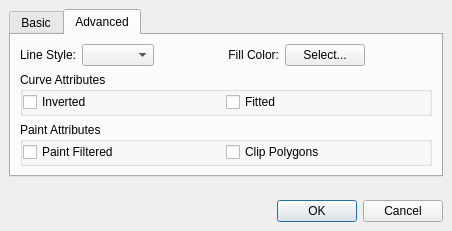
hpsilva/profitpy, file profit/widgets/ui_plotitemdialog.ui: the form before one commit.
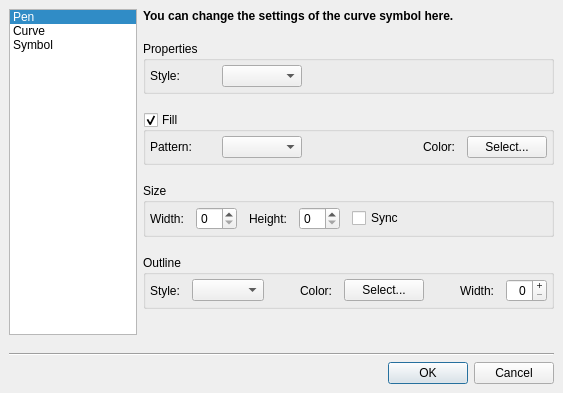
The form after the commit. The open tabs and pages were chosen to show the change. Icons and pictures are not drawn.

Commit message: Functional plot item dialog.

Diff of the .ui file:
```diff
--- a/profit/widgets/ui_plotitemdialog.ui
+++ b/profit/widgets/ui_plotitemdialog.ui
@@ -5,8 +5,8 @@
    <rect>
     <x>0</x>
     <y>0</y>
-    <width>452</width>
-    <height>231</height>
+    <width>563</width>
+    <height>393</height>
    </rect>
   </property>
   <property name="windowTitle" >
@@ -20,44 +20,146 @@
     <number>6</number>
    </property>
    <item>
-    <widget class="QTabWidget" name="tabs" >
+    <layout class="QHBoxLayout" >
+     <property name="margin" >
+      <number>0</number>
+     </property>
+     <property name="spacing" >
+      <number>6</number>
+     </property>
+     <item>
+      <widget class="QListWidget" name="sectionList" >
+       <property name="sizePolicy" >
+        <sizepolicy>
+         <hsizetype>1</hsizetype>
+         <vsizetype>7</vsizetype>
+         <horstretch>0</horstretch>
+         <verstretch>0</verstretch>
+        </sizepolicy>
+       </property>
+       <property name="minimumSize" >
+        <size>
+         <width>128</width>
+         <height>0</height>
+        </size>
+       </property>
+       <property name="maximumSize" >
+        <size>
+         <width>128</width>
+         <height>16777215</height>
+        </size>
+       </property>
+       <property name="focusPolicy" >
+        <enum>Qt::NoFocus</enum>
+       </property>
+       <property name="verticalScrollBarPolicy" >
+        <enum>Qt::ScrollBarAlwaysOff</enum>
+       </property>
+       <property name="horizontalScrollBarPolicy" >
+        <enum>Qt::ScrollBarAlwaysOff</enum>
+       </property>
+       <property name="iconSize" >
+        <size>
+         <width>32</width>
+         <height>32</height>
+        </size>
+       </property>
+       <property name="currentRow" >
+        <number>0</number>
+       </property>
+       <item>
+        <property name="text" >
+         <string>Pen</string>
+        </property>
+        <property name="icon" >
+         <iconset resource="profit.qrc" >:/images/icons/krita.png</iconset>
+        </property>
+       </item>
+       <item>
+        <property name="text" >
+         <string>Curve</string>
+        </property>
+        <property name="icon" >
+         <iconset resource="profit.qrc" >:/images/icons/log.png</iconset>
+        </property>
+       </item>
+       <item>
+        <property name="text" >
+         <string>Symbol</string>
+        </property>
+        <property name="icon" >
+         <iconset resource="profit.qrc" >:/images/icons/kcmdrkonqi.png</iconset>
+        </property>
+       </item>
+      </widget>
+     </item>
+     <item>
+      <widget class="QStackedWidget" name="sectionStack" >
      <property name="currentIndex" >
       <number>0</number>
      </property>
-     <widget class="QWidget" name="basicTab" >
-      <attribute name="title" >
-       <string>Basic</string>
-      </attribute>
-      <attribute name="icon" >
-       <iconset resource="profit.qrc" >:/images/icons/colorize.png</iconset>
-      </attribute>
+       <widget class="QWidget" name="penPage" >
       <layout class="QVBoxLayout" >
        <property name="margin" >
-        <number>9</number>
-       </property>
-       <property name="spacing" >
-        <number>6</number>
-       </property>
-       <item>
-        <layout class="QHBoxLayout" >
-         <property name="margin" >
           <number>0</number>
          </property>
          <property name="spacing" >
-          <number>6</number>
+          <number>18</number>
          </property>
          <item>
           <widget class="QLabel" name="label" >
            <property name="text" >
-            <string>Pen Style:</string>
+            <string>&lt;html>&lt;head>&lt;meta name="qrichtext" content="1" />&lt;style type="text/css">
+p, li { white-space: pre-wrap; }
+&lt;/style>&lt;/head>&lt;body style=" font-family:'Sans Serif'; font-size:9pt; font-weight:400; font-style:normal; text-decoration:none;">
+&lt;p style=" margin-top:0px; margin-bottom:0px; margin-left:0px; margin-right:0px; -qt-block-indent:0; text-indent:0px;">&lt;span style=" font-weight:600;">You can change the pen settings of the plot item here.&lt;/span>&lt;/p>&lt;/body>&lt;/html></string>
            </property>
-           <property name="alignment" >
-            <set>Qt::AlignRight|Qt::AlignTrailing|Qt::AlignVCenter</set>
+           <property name="wordWrap" >
+            <bool>true</bool>
            </property>
           </widget>
          </item>
          <item>
-          <widget class="QComboBox" name="penStyle" />
+          <widget class="QGroupBox" name="penPropertyGroup" >
+           <property name="title" >
+            <string>Properties</string>
+           </property>
+           <property name="flat" >
+            <bool>true</bool>
+           </property>
+           <layout class="QHBoxLayout" >
+            <property name="margin" >
+             <number>4</number>
+            </property>
+            <property name="spacing" >
+             <number>12</number>
+            </property>
+            <item>
+             <widget class="QLabel" name="label" >
+              <property name="sizePolicy" >
+               <sizepolicy>
+                <hsizetype>7</hsizetype>
+                <vsizetype>5</vsizetype>
+                <horstretch>0</horstretch>
+                <verstretch>0</verstretch>
+               </sizepolicy>
+              </property>
+              <property name="text" >
+               <string>Style:</string>
+              </property>
+             </widget>
+            </item>
+            <item>
+             <widget class="QComboBox" name="penStyle" >
+              <property name="sizePolicy" >
+               <sizepolicy>
+                <hsizetype>1</hsizetype>
+                <vsizetype>0</vsizetype>
+                <horstretch>0</horstretch>
+                <verstretch>0</verstretch>
+               </sizepolicy>
+              </property>
+             </widget>
          </item>
          <item>
           <spacer>
@@ -66,7 +168,7 @@
            </property>
            <property name="sizeHint" >
             <size>
-             <width>31</width>
+                <width>40</width>
              <height>20</height>
             </size>
            </property>
@@ -74,8 +176,16 @@
          </item>
          <item>
           <widget class="QLabel" name="label" >
+              <property name="sizePolicy" >
+               <sizepolicy>
+                <hsizetype>7</hsizetype>
+                <vsizetype>5</vsizetype>
+                <horstretch>0</horstretch>
+                <verstretch>0</verstretch>
+               </sizepolicy>
+              </property>
            <property name="text" >
-            <string>Pen Color:</string>
+               <string>Color:</string>
            </property>
            <property name="alignment" >
             <set>Qt::AlignRight|Qt::AlignTrailing|Qt::AlignVCenter</set>
@@ -96,7 +206,7 @@
            </property>
            <property name="sizeHint" >
             <size>
-             <width>21</width>
+                <width>40</width>
              <height>20</height>
             </size>
            </property>
@@ -104,8 +214,16 @@
          </item>
          <item>
           <widget class="QLabel" name="label" >
+              <property name="sizePolicy" >
+               <sizepolicy>
+                <hsizetype>7</hsizetype>
+                <vsizetype>5</vsizetype>
+                <horstretch>0</horstretch>
+                <verstretch>0</verstretch>
+               </sizepolicy>
+              </property>
            <property name="text" >
-            <string>Pen Width:</string>
+               <string>Width:</string>
            </property>
            <property name="alignment" >
             <set>Qt::AlignRight|Qt::AlignTrailing|Qt::AlignVCenter</set>
@@ -126,30 +244,25 @@
           </widget>
          </item>
         </layout>
+          </widget>
        </item>
        <item>
-        <spacer>
-         <property name="orientation" >
-          <enum>Qt::Vertical</enum>
-         </property>
-         <property name="sizeHint" >
-          <size>
-           <width>20</width>
-           <height>40</height>
-          </size>
-         </property>
-        </spacer>
-       </item>
-       <item>
-        <layout class="QVBoxLayout" >
+          <widget class="QGroupBox" name="penSampleGroup" >
+           <property name="title" >
+            <string>Sample</string>
+           </property>
+           <property name="flat" >
+            <bool>true</bool>
+           </property>
+           <layout class="QHBoxLayout" >
          <property name="margin" >
-          <number>0</number>
+             <number>4</number>
          </property>
          <property name="spacing" >
-          <number>6</number>
+             <number>12</number>
          </property>
          <item>
-          <widget class="QLabel" name="label" >
+             <widget class="QLabel" name="penSample" >
            <property name="sizePolicy" >
             <sizepolicy>
              <hsizetype>5</hsizetype>
@@ -158,13 +271,6 @@
              <verstretch>0</verstretch>
             </sizepolicy>
            </property>
-           <property name="text" >
-            <string>Sample:</string>
-           </property>
-          </widget>
-         </item>
-         <item>
-          <widget class="QLabel" name="penSample" >
            <property name="frameShape" >
             <enum>QFrame::StyledPanel</enum>
            </property>
@@ -177,44 +283,82 @@
           </widget>
          </item>
         </layout>
+          </widget>
+         </item>
+         <item>
+          <spacer>
+           <property name="orientation" >
+            <enum>Qt::Vertical</enum>
+           </property>
+           <property name="sizeHint" >
+            <size>
+             <width>20</width>
+             <height>40</height>
+            </size>
+           </property>
+          </spacer>
        </item>
       </layout>
      </widget>
-     <widget class="QWidget" name="advanced" >
-      <attribute name="title" >
-       <string>Advanced</string>
-      </attribute>
-      <attribute name="icon" >
-       <iconset resource="profit.qrc" >:/images/icons/kchart.png</iconset>
-      </attribute>
+       <widget class="QWidget" name="curvePage" >
       <layout class="QVBoxLayout" >
        <property name="margin" >
-        <number>9</number>
-       </property>
-       <property name="spacing" >
-        <number>6</number>
-       </property>
-       <item>
-        <layout class="QHBoxLayout" >
-         <property name="margin" >
           <number>0</number>
          </property>
          <property name="spacing" >
-          <number>6</number>
+          <number>18</number>
          </property>
          <item>
           <widget class="QLabel" name="label" >
            <property name="text" >
-            <string>Line Style:</string>
+            <string>&lt;html>&lt;head>&lt;meta name="qrichtext" content="1" />&lt;style type="text/css">
+p, li { white-space: pre-wrap; }
+&lt;/style>&lt;/head>&lt;body style=" font-family:'Sans Serif'; font-size:9pt; font-weight:400; font-style:normal; text-decoration:none;">
+&lt;p style=" margin-top:0px; margin-bottom:0px; margin-left:0px; margin-right:0px; -qt-block-indent:0; text-indent:0px;">&lt;span style=" font-weight:600;">You can change the settings of the plot curve here.&lt;/span>&lt;/p>&lt;/body>&lt;/html></string>
            </property>
-           <property name="alignment" >
-            <set>Qt::AlignRight|Qt::AlignTrailing|Qt::AlignVCenter</set>
+           <property name="wordWrap" >
+            <bool>true</bool>
            </property>
           </widget>
          </item>
          <item>
-          <widget class="QComboBox" name="lineStyle" />
-         </item>
+          <widget class="QGroupBox" name="curvePropertyGroup" >
+           <property name="title" >
+            <string>Properties</string>
+           </property>
+           <property name="flat" >
+            <bool>true</bool>
+           </property>
+           <layout class="QHBoxLayout" >
+            <property name="margin" >
+             <number>4</number>
+            </property>
+            <property name="spacing" >
+             <number>12</number>
+            </property>
+            <item>
+             <widget class="QLabel" name="label" >
+              <property name="minimumSize" >
+               <size>
+                <width>60</width>
+                <height>0</height>
+               </size>
+              </property>
+              <property name="text" >
+               <string>Style:</string>
+              </property>
+             </widget>
+            </item>
+            <item>
+             <widget class="QComboBox" name="lineStyle" >
+              <property name="minimumSize" >
+               <size>
+                <width>80</width>
+                <height>0</height>
+               </size>
+              </property>
+             </widget>
+            </item>
          <item>
           <spacer>
            <property name="orientation" >
@@ -222,16 +366,73 @@
            </property>
            <property name="sizeHint" >
             <size>
-             <width>31</width>
+                <width>40</width>
              <height>20</height>
             </size>
            </property>
           </spacer>
          </item>
+           </layout>
+          </widget>
+         </item>
          <item>
+          <widget class="QGroupBox" name="areaFill" >
+           <property name="title" >
+            <string>Fill</string>
+           </property>
+           <property name="flat" >
+            <bool>true</bool>
+           </property>
+           <property name="checkable" >
+            <bool>true</bool>
+           </property>
+           <layout class="QHBoxLayout" >
+            <property name="margin" >
+             <number>4</number>
+            </property>
+            <property name="spacing" >
+             <number>12</number>
+            </property>
+            <item>
+             <widget class="QLabel" name="areaFillStyleLabel" >
+              <property name="minimumSize" >
+               <size>
+                <width>60</width>
+                <height>0</height>
+               </size>
+              </property>
+              <property name="text" >
+               <string>Pattern:</string>
+              </property>
+             </widget>
+            </item>
+            <item>
+             <widget class="QComboBox" name="areaFillStyle" >
+              <property name="minimumSize" >
+               <size>
+                <width>80</width>
+                <height>0</height>
+               </size>
+              </property>
+             </widget>
+            </item>
+            <item>
+             <spacer>
+              <property name="orientation" >
+               <enum>Qt::Horizontal</enum>
+              </property>
+              <property name="sizeHint" >
+               <size>
+                <width>51</width>
+                <height>20</height>
+               </size>
+              </property>
+             </spacer>
+            </item>
+            <item>
           <widget class="QLabel" name="label" >
            <property name="text" >
-            <string>Fill Color:</string>
+               <string>Color:</string>
            </property>
            <property name="alignment" >
             <set>Qt::AlignRight|Qt::AlignTrailing|Qt::AlignVCenter</set>
@@ -239,29 +440,17 @@
           </widget>
          </item>
          <item>
-          <widget class="QPushButton" name="fillColor" >
+             <widget class="QPushButton" name="areaFillColor" >
            <property name="text" >
             <string>Select...</string>
            </property>
           </widget>
          </item>
-         <item>
-          <spacer>
-           <property name="orientation" >
-            <enum>Qt::Horizontal</enum>
-           </property>
-           <property name="sizeHint" >
-            <size>
-             <width>31</width>
-             <height>20</height>
-            </size>
-           </property>
-          </spacer>
-         </item>
-        </layout>
+           </layout>
+          </widget>
        </item>
        <item>
-        <widget class="QGroupBox" name="groupBox" >
+          <widget class="QGroupBox" name="curveAttributesGroup" >
          <property name="sizePolicy" >
           <sizepolicy>
            <hsizetype>7</hsizetype>
@@ -278,10 +467,10 @@
          </property>
          <layout class="QHBoxLayout" >
           <property name="margin" >
-           <number>0</number>
+             <number>4</number>
           </property>
           <property name="spacing" >
-           <number>0</number>
+             <number>12</number>
           </property>
           <item>
            <widget class="QCheckBox" name="curveAttributeInverted" >
@@ -297,11 +486,24 @@
             </property>
            </widget>
           </item>
+            <item>
+             <spacer>
+              <property name="orientation" >
+               <enum>Qt::Horizontal</enum>
+              </property>
+              <property name="sizeHint" >
+               <size>
+                <width>40</width>
+                <height>20</height>
+               </size>
+              </property>
+             </spacer>
+            </item>
          </layout>
         </widget>
        </item>
        <item>
-        <widget class="QGroupBox" name="groupBox" >
+          <widget class="QGroupBox" name="curvePaintAttributesGroup" >
          <property name="title" >
           <string>Paint Attributes</string>
          </property>
@@ -310,13 +512,13 @@
          </property>
          <layout class="QHBoxLayout" >
           <property name="margin" >
-           <number>0</number>
+             <number>4</number>
           </property>
           <property name="spacing" >
-           <number>0</number>
+             <number>12</number>
           </property>
           <item>
-           <widget class="QCheckBox" name="paintAttributeInverted" >
+             <widget class="QCheckBox" name="paintAttributeFiltered" >
             <property name="text" >
              <string>Paint Filtered</string>
             </property>
@@ -329,11 +531,20 @@
             </property>
            </widget>
           </item>
-         </layout>
-        </widget>
-       </item>
-      </layout>
-     </widget>
+            <item>
+             <spacer>
+              <property name="orientation" >
+               <enum>Qt::Horizontal</enum>
+              </property>
+              <property name="sizeHint" >
+               <size>
+                <width>40</width>
+                <height>20</height>
+               </size>
+              </property>
+             </spacer>
+            </item>
+           </layout>
     </widget>
    </item>
    <item>
@@ -348,6 +559,406 @@
       </size>
      </property>
     </spacer>
+         </item>
+        </layout>
+       </widget>
+       <widget class="QWidget" name="symbolPage" >
+        <layout class="QVBoxLayout" >
+         <property name="margin" >
+          <number>0</number>
+         </property>
+         <property name="spacing" >
+          <number>18</number>
+         </property>
+         <item>
+          <widget class="QLabel" name="label" >
+           <property name="text" >
+            <string>&lt;html>&lt;head>&lt;meta name="qrichtext" content="1" />&lt;style type="text/css">
+p, li { white-space: pre-wrap; }
+&lt;/style>&lt;/head>&lt;body style=" font-family:'Sans Serif'; font-size:9pt; font-weight:400; font-style:normal; text-decoration:none;">
+&lt;p style=" margin-top:0px; margin-bottom:0px; margin-left:0px; margin-right:0px; -qt-block-indent:0; text-indent:0px;">&lt;span style=" font-weight:600;">You can change the settings of the curve symbol here.&lt;/span>&lt;/p>&lt;/body>&lt;/html></string>
+           </property>
+           <property name="wordWrap" >
+            <bool>true</bool>
+           </property>
+          </widget>
+         </item>
+         <item>
+          <widget class="QGroupBox" name="symbolPropertyGroup" >
+           <property name="title" >
+            <string>Properties</string>
+           </property>
+           <property name="flat" >
+            <bool>true</bool>
+           </property>
+           <layout class="QHBoxLayout" >
+            <property name="margin" >
+             <number>4</number>
+            </property>
+            <property name="spacing" >
+             <number>12</number>
+            </property>
+            <item>
+             <widget class="QLabel" name="label" >
+              <property name="minimumSize" >
+               <size>
+                <width>60</width>
+                <height>0</height>
+               </size>
+              </property>
+              <property name="text" >
+               <string>Style:</string>
+              </property>
+             </widget>
+            </item>
+            <item>
+             <widget class="QComboBox" name="symbolStyle" >
+              <property name="minimumSize" >
+               <size>
+                <width>80</width>
+                <height>0</height>
+               </size>
+              </property>
+             </widget>
+            </item>
+            <item>
+             <spacer>
+              <property name="orientation" >
+               <enum>Qt::Horizontal</enum>
+              </property>
+              <property name="sizeHint" >
+               <size>
+                <width>40</width>
+                <height>20</height>
+               </size>
+              </property>
+             </spacer>
+            </item>
+           </layout>
+          </widget>
+         </item>
+         <item>
+          <widget class="QGroupBox" name="symbolFill" >
+           <property name="title" >
+            <string>Fill</string>
+           </property>
+           <property name="flat" >
+            <bool>true</bool>
+           </property>
+           <property name="checkable" >
+            <bool>true</bool>
+           </property>
+           <layout class="QHBoxLayout" >
+            <property name="margin" >
+             <number>4</number>
+            </property>
+            <property name="spacing" >
+             <number>12</number>
+            </property>
+            <item>
+             <widget class="QLabel" name="symbolFillStyleLabel" >
+              <property name="minimumSize" >
+               <size>
+                <width>60</width>
+                <height>0</height>
+               </size>
+              </property>
+              <property name="text" >
+               <string>Pattern:</string>
+              </property>
+             </widget>
+            </item>
+            <item>
+             <widget class="QComboBox" name="symbolFillStyle" >
+              <property name="minimumSize" >
+               <size>
+                <width>80</width>
+                <height>0</height>
+               </size>
+              </property>
+             </widget>
+            </item>
+            <item>
+             <spacer>
+              <property name="orientation" >
+               <enum>Qt::Horizontal</enum>
+              </property>
+              <property name="sizeHint" >
+               <size>
+                <width>51</width>
+                <height>20</height>
+               </size>
+              </property>
+             </spacer>
+            </item>
+            <item>
+             <widget class="QLabel" name="label" >
+              <property name="text" >
+               <string>Color:</string>
+              </property>
+              <property name="alignment" >
+               <set>Qt::AlignRight|Qt::AlignTrailing|Qt::AlignVCenter</set>
+              </property>
+             </widget>
+            </item>
+            <item>
+             <widget class="QPushButton" name="symbolFillColor" >
+              <property name="text" >
+               <string>Select...</string>
+              </property>
+             </widget>
+            </item>
+           </layout>
+          </widget>
+         </item>
+         <item>
+          <widget class="QGroupBox" name="symbolSizeGroup" >
+           <property name="title" >
+            <string>Size</string>
+           </property>
+           <property name="flat" >
+            <bool>true</bool>
+           </property>
+           <layout class="QHBoxLayout" >
+            <property name="margin" >
+             <number>4</number>
+            </property>
+            <property name="spacing" >
+             <number>12</number>
+            </property>
+            <item>
+             <widget class="QLabel" name="label" >
+              <property name="sizePolicy" >
+               <sizepolicy>
+                <hsizetype>1</hsizetype>
+                <vsizetype>5</vsizetype>
+                <horstretch>0</horstretch>
+                <verstretch>0</verstretch>
+               </sizepolicy>
+              </property>
+              <property name="text" >
+               <string>Width:</string>
+              </property>
+             </widget>
+            </item>
+            <item>
+             <widget class="QSpinBox" name="symbolWidth" />
+            </item>
+            <item>
+             <widget class="QLabel" name="label" >
+              <property name="sizePolicy" >
+               <sizepolicy>
+                <hsizetype>1</hsizetype>
+                <vsizetype>5</vsizetype>
+                <horstretch>0</horstretch>
+                <verstretch>0</verstretch>
+               </sizepolicy>
+              </property>
+              <property name="text" >
+               <string>Height:</string>
+              </property>
+              <property name="alignment" >
+               <set>Qt::AlignRight|Qt::AlignTrailing|Qt::AlignVCenter</set>
+              </property>
+             </widget>
+            </item>
+            <item>
+             <widget class="QSpinBox" name="symbolHeight" />
+            </item>
+            <item>
+             <widget class="QCheckBox" name="symbolSyncSize" >
+              <property name="text" >
+               <string>Sync</string>
+              </property>
+             </widget>
+            </item>
+            <item>
+             <spacer>
+              <property name="orientation" >
+               <enum>Qt::Horizontal</enum>
+              </property>
+              <property name="sizeHint" >
+               <size>
+                <width>40</width>
+                <height>20</height>
+               </size>
+              </property>
+             </spacer>
+            </item>
+           </layout>
+          </widget>
+         </item>
+         <item>
+          <widget class="QGroupBox" name="symbolOutlineGroup" >
+           <property name="title" >
+            <string>Outline</string>
+           </property>
+           <property name="flat" >
+            <bool>true</bool>
+           </property>
+           <layout class="QHBoxLayout" >
+            <property name="margin" >
+             <number>4</number>
+            </property>
+            <property name="spacing" >
+             <number>12</number>
+            </property>
+            <item>
+             <widget class="QLabel" name="label" >
+              <property name="sizePolicy" >
+               <sizepolicy>
+                <hsizetype>7</hsizetype>
+                <vsizetype>5</vsizetype>
+                <horstretch>0</horstretch>
+                <verstretch>0</verstretch>
+               </sizepolicy>
+              </property>
+              <property name="text" >
+               <string>Style:</string>
+              </property>
+             </widget>
+            </item>
+            <item>
+             <widget class="QComboBox" name="symbolPenStyle" >
+              <property name="sizePolicy" >
+               <sizepolicy>
+                <hsizetype>1</hsizetype>
+                <vsizetype>0</vsizetype>
+                <horstretch>0</horstretch>
+                <verstretch>0</verstretch>
+               </sizepolicy>
+              </property>
+             </widget>
+            </item>
+            <item>
+             <spacer>
+              <property name="orientation" >
+               <enum>Qt::Horizontal</enum>
+              </property>
+              <property name="sizeHint" >
+               <size>
+                <width>40</width>
+                <height>20</height>
+               </size>
+              </property>
+             </spacer>
+            </item>
+            <item>
+             <widget class="QLabel" name="label" >
+              <property name="sizePolicy" >
+               <sizepolicy>
+                <hsizetype>7</hsizetype>
+                <vsizetype>5</vsizetype>
+                <horstretch>0</horstretch>
+                <verstretch>0</verstretch>
+               </sizepolicy>
+              </property>
+              <property name="text" >
+               <string>Color:</string>
+              </property>
+              <property name="alignment" >
+               <set>Qt::AlignRight|Qt::AlignTrailing|Qt::AlignVCenter</set>
+              </property>
+             </widget>
+            </item>
+            <item>
+             <widget class="QPushButton" name="symbolPenColor" >
+              <property name="text" >
+               <string>Select...</string>
+              </property>
+             </widget>
+            </item>
+            <item>
+             <spacer>
+              <property name="orientation" >
+               <enum>Qt::Horizontal</enum>
+              </property>
+              <property name="sizeHint" >
+               <size>
+                <width>40</width>
+                <height>20</height>
+               </size>
+              </property>
+             </spacer>
+            </item>
+            <item>
+             <widget class="QLabel" name="label" >
+              <property name="sizePolicy" >
+               <sizepolicy>
+                <hsizetype>7</hsizetype>
+                <vsizetype>5</vsizetype>
+                <horstretch>0</horstretch>
+                <verstretch>0</verstretch>
+               </sizepolicy>
+              </property>
+              <property name="text" >
+               <string>Width:</string>
+              </property>
+              <property name="alignment" >
+               <set>Qt::AlignRight|Qt::AlignTrailing|Qt::AlignVCenter</set>
+              </property>
+             </widget>
+            </item>
+            <item>
+             <widget class="QSpinBox" name="symbolPenWidth" >
+              <property name="alignment" >
+               <set>Qt::AlignRight</set>
+              </property>
+              <property name="buttonSymbols" >
+               <enum>QAbstractSpinBox::PlusMinus</enum>
+              </property>
+              <property name="maximum" >
+               <number>12</number>
+              </property>
+             </widget>
+            </item>
+           </layout>
+          </widget>
+         </item>
+         <item>
+          <spacer>
+           <property name="orientation" >
+            <enum>Qt::Vertical</enum>
+           </property>
+           <property name="sizeType" >
+            <enum>QSizePolicy::Expanding</enum>
+           </property>
+           <property name="sizeHint" >
+            <size>
+             <width>288</width>
+             <height>12</height>
+            </size>
+           </property>
+          </spacer>
+         </item>
+        </layout>
+       </widget>
+      </widget>
+     </item>
+    </layout>
+   </item>
+   <item>
+    <spacer>
+     <property name="orientation" >
+      <enum>Qt::Vertical</enum>
+     </property>
+     <property name="sizeType" >
+      <enum>QSizePolicy::Minimum</enum>
+     </property>
+     <property name="sizeHint" >
+      <size>
+       <width>20</width>
+       <height>12</height>
+      </size>
+     </property>
+    </spacer>
+   </item>
+   <item>
+    <widget class="Line" name="line" >
+     <property name="orientation" >
+      <enum>Qt::Horizontal</enum>
+     </property>
+    </widget>
    </item>
    <item>
     <widget class="QDialogButtonBox" name="buttonBox" >
```
Left out of the diff: 16 changed lines with no effect on the pictures. Lines whose indentation alone changed are shown as unchanged. The commit also changes 10 other files.
